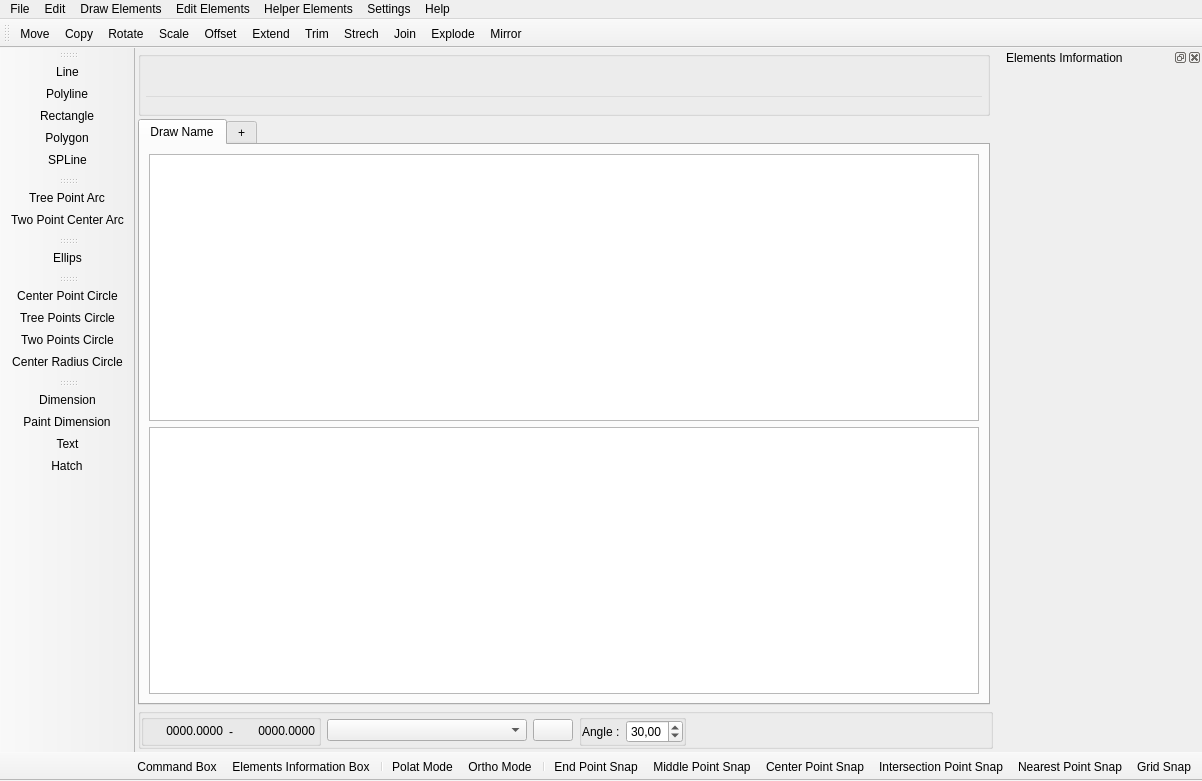
First picture: the form in UI/QtDesignerUI/window.ui, repository mzahidberber/DrawCAD, before the edit.
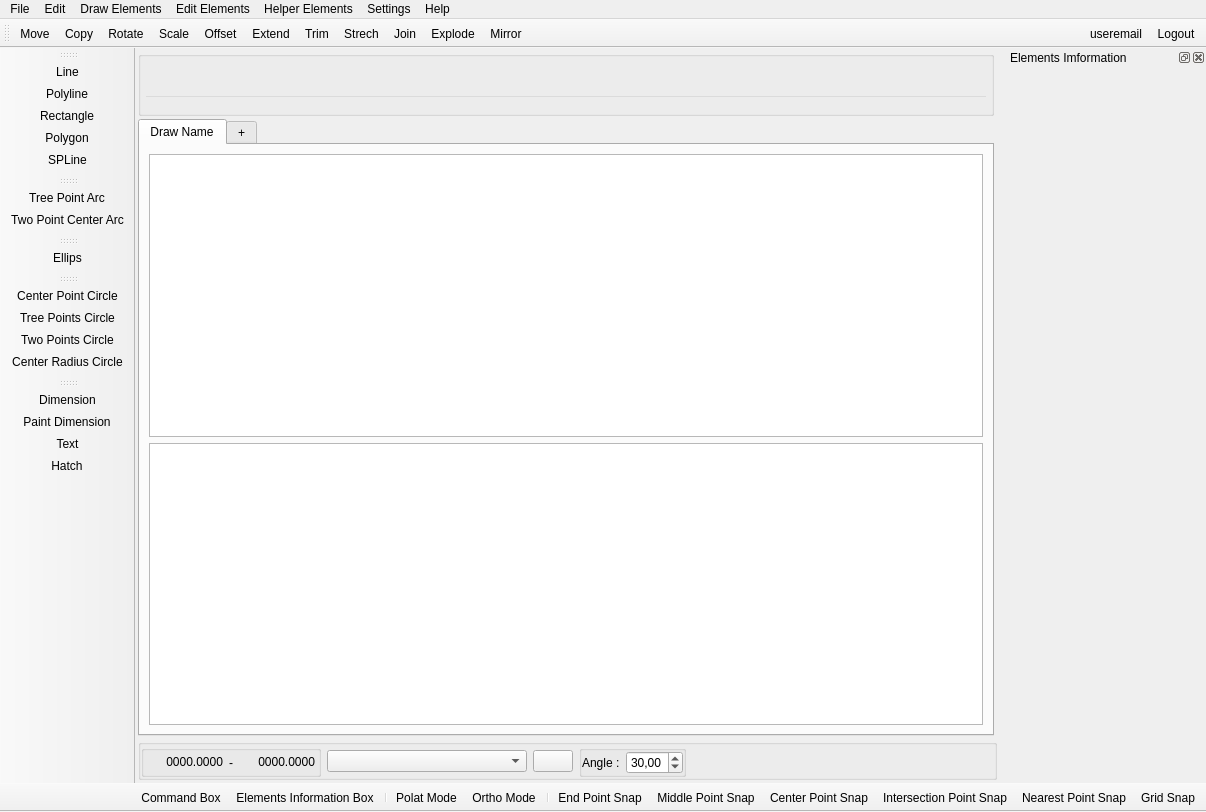
Second picture: the form after the edit. Icons and pictures are not drawn. Custom widgets are drawn as their Qt base class.

```diff
--- a/UI/QtDesignerUI/window.ui
+++ b/UI/QtDesignerUI/window.ui
@@ -9,8 +9,8 @@
    <rect>
     <x>0</x>
     <y>0</y>
-    <width>1202</width>
-    <height>781</height>
+    <width>1206</width>
+    <height>812</height>
    </rect>
   </property>
   <property name="windowTitle">
@@ -433,7 +433,7 @@
     <rect>
      <x>0</x>
      <y>0</y>
-     <width>1202</width>
+     <width>1206</width>
      <height>26</height>
     </rect>
    </property>
@@ -783,6 +783,34 @@
     </layout>
    </widget>
   </widget>
+  <widget class="QToolBar" name="toolBar_8">
+   <property name="enabled">
+    <bool>true</bool>
+   </property>
+   <property name="mouseTracking">
+    <bool>false</bool>
+   </property>
+   <property name="windowTitle">
+    <string>toolBar_8</string>
+   </property>
+   <property name="layoutDirection">
+    <enum>Qt::RightToLeft</enum>
+   </property>
+   <property name="movable">
+    <bool>false</bool>
+   </property>
+   <property name="floatable">
+    <bool>true</bool>
+   </property>
+   <attribute name="toolBarArea">
+    <enum>TopToolBarArea</enum>
+   </attribute>
+   <attribute name="toolBarBreak">
+    <bool>false</bool>
+   </attribute>
+   <addaction name="actionLogout"/>
+   <addaction name="actionUserEmail"/>
+  </widget>
   <action name="actionImport">
    <property name="text">
     <string>Import</string>
@@ -1202,6 +1230,16 @@
     <string>Offset</string>
    </property>
   </action>
+  <action name="actionLogout">
+   <property name="text">
+    <string>Logout</string>
+   </property>
+  </action>
+  <action name="actionUserEmail">
+   <property name="text">
+    <string>useremail</string>
+   </property>
+  </action>
  </widget>
  <customwidgets>
   <customwidget>
```
Left out of the diff: 160 changed lines with no effect on the pictures.
